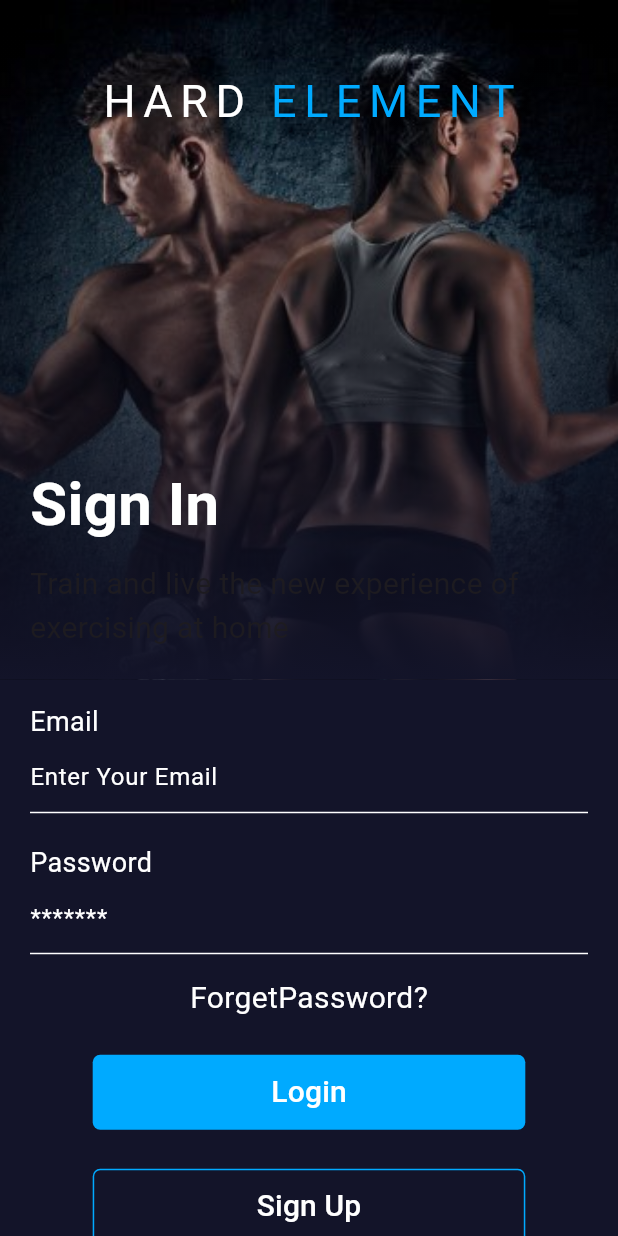
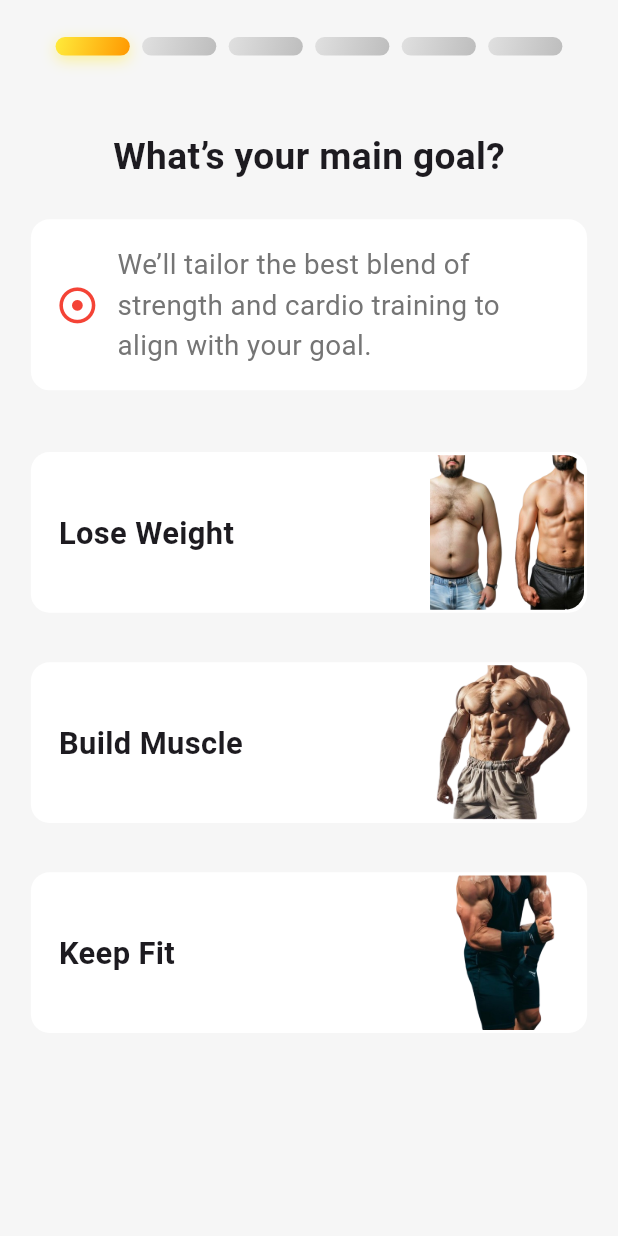
Before and after one commit to samuelmagdy555/Ls-Fitness, a Flutter app: the LoginView screen opened directly, after a tap on "Login", on a phone screen of 412 x 824 dp. Run offline on Flutter 3.47's test engine with Material 3 defaults, Android fonts, the phone set to English and light mode, and no system bars; our stand-ins replace get; Roboto replaces fonts that are missing (Bebas).

Commit message:
//FirstCommit

```diff
--- /dev/null
+++ b/lib/Featrue/goals/View/First_Goal_Screen.dart
@@ -0,0 +1,162 @@
+import 'package:flutter/material.dart';
+import 'package:lsfitness/Featrue/goals/View/Second_goal_Screen.dart';
+import 'package:lsfitness/Featrue/goals/Widgets/View/ProgressIndicator.dart';
+
+
+class MainGoalPage extends StatefulWidget {
+  @override
+  _MainGoalPageState createState() => _MainGoalPageState();
+}
+
+class _MainGoalPageState extends State<MainGoalPage> {
+  String selectedGoal = '';
+
+  @override
+  Widget build(BuildContext context) {
+    var screenWidth = MediaQuery.of(context).size.width;
+    var screenHeight = MediaQuery.of(context).size.height;
+
+    return Scaffold(
+      backgroundColor: Color(0xFFF6F6F6),
+      body: SafeArea(
+        child: Column(
+          children: [
+
+            Padding(
+              padding: EdgeInsets.symmetric(vertical: screenHeight * 0.03),
+              child: ProgressIndicatorWidget(
+                currentStep: 1,
+                totalSteps: 6,
+              ),
+            ),
+            SizedBox(height: screenHeight * 0.03),
+
+
+            Text(
+              "What’s your main goal?",
+              style: TextStyle(
+                fontSize: screenWidth * 0.06,
+                fontWeight: FontWeight.bold,
+              ),
+            ),
+            SizedBox(height: screenHeight * 0.03),
+
+
+            Container(
+              margin: EdgeInsets.symmetric(horizontal: screenWidth * 0.05),
+              padding: EdgeInsets.all(screenWidth * 0.04),
+              decoration: BoxDecoration(
+                color: Colors.white,
+                borderRadius: BorderRadius.circular(screenWidth * 0.03),
+              ),
+              child: Row(
+                children: [
+                  Icon(Icons.adjust, color: Colors.red, size: screenWidth * 0.07),
+                  SizedBox(width: screenWidth * 0.03),
+                  Expanded(
+                    child: Text(
+                      "We’ll tailor the best blend of strength and cardio training to align with your goal.",
+                      style: TextStyle(
+                        color: Colors.grey.shade600,
+                        fontSize: screenWidth * 0.045,
+                      ),
+                    ),
+                  ),
+                ],
+              ),
+            ),
+            SizedBox(height: screenHeight * 0.05),
+
+
+            Expanded(
+              child: ListView(
+                padding: EdgeInsets.symmetric(horizontal: screenWidth * 0.05),
+                children: [
+                  buildGoalOption(
+                    context,
+                    'assets/images/goal1.png',
+                    'Lose Weight',
+                    screenWidth,
+                    screenHeight,
+                  ),
+                  SizedBox(height: screenHeight * 0.04),
+                  buildGoalOption(
+                    context,
+                    'assets/images/goal2.png',
+                    'Build Muscle',
+                    screenWidth,
+                    screenHeight,
+                  ),
+                  SizedBox(height: screenHeight * 0.04),
+                  buildGoalOption(
+                    context,
+                    'assets/images/gaol3.png',
+                    'Keep Fit',
+                    screenWidth,
+                    screenHeight,
+                  ),
+                ],
+              ),
+            ),
+          ],
+        ),
+      ),
+    );
+  }
+
+
+  Widget buildGoalOption(BuildContext context, String imagePath, String title, double screenWidth, double screenHeight) {
+    return GestureDetector(
+      onTap: () {
+        setState(() {
+          selectedGoal = title;
+        });
+
+        Navigator.push(
+          context,
+          MaterialPageRoute(
+            builder: (context) => MotivationSelectionScreen(),
+          ),
+        );
+      },
+      child: Container(
+        decoration: BoxDecoration(
+          color: Colors.white,
+          borderRadius: BorderRadius.circular(screenWidth * 0.03),
+          border: Border.all(
+            color: selectedGoal == title ? Colors.blue : Colors.transparent,
+            width: screenWidth * 0.005,
+          ),
+        ),
+        child: Row(
+          children: [
+            Expanded(
+              child: Padding(
+                padding: EdgeInsets.all(screenWidth * 0.04),
+                child: Text(
+                  title,
+                  style: TextStyle(
+                    fontSize: screenWidth * 0.05,
+                    fontWeight: FontWeight.bold,
+                  ),
+                ),
+              ),
+            ),
+            ClipRRect(
+              borderRadius: BorderRadius.only(
+                topRight: Radius.circular(screenWidth * 0.03),
+                bottomRight: Radius.circular(screenWidth * 0.03),
+              ),
+              child: Image.asset(
+                imagePath,
+                width: screenWidth * 0.25,
+                height: screenWidth * 0.25,
+                fit: BoxFit.cover,
+              ),
+            ),
+          ],
+        ),
+      ),
+    );
+  }
+}
--- /dev/null
+++ b/lib/Featrue/goals/Widgets/View/ProgressIndicator.dart
@@ -0,0 +1,69 @@
+import 'package:flutter/material.dart';
+
+class ProgressIndicatorWidget extends StatefulWidget {
+  final int currentStep;
+  final int totalSteps;
+
+  ProgressIndicatorWidget({required this.currentStep, required this.totalSteps});
+
+  @override
+  State<ProgressIndicatorWidget> createState() => _ProgressIndicatorWidgetState();
+}
+
+class _ProgressIndicatorWidgetState extends State<ProgressIndicatorWidget> with SingleTickerProviderStateMixin {
+  late AnimationController _controller;
+
+  @override
+  void initState() {
+    super.initState();
+    _controller = AnimationController(vsync: this, duration: Duration(milliseconds: 300));
+  }
+
+  @override
+  void dispose() {
+    _controller.dispose();
+    super.dispose();
+  }
+
+  @override
+  Widget build(BuildContext context) {
+    var screenWidth = MediaQuery.of(context).size.width;
+    var screenHeight = MediaQuery.of(context).size.height;
+
+    return Row(
+      mainAxisAlignment: MainAxisAlignment.center,
+      children: List.generate(widget.totalSteps, (index) {
+        return Padding(
+          padding: EdgeInsets.symmetric(horizontal: screenWidth * 0.01),
+          child: AnimatedContainer(
+            duration: Duration(milliseconds: 300),
+            width: screenWidth * 0.12,
+            height: screenHeight * 0.015,
+            decoration: BoxDecoration(
+              borderRadius: BorderRadius.circular(10),
+              gradient: index < widget.currentStep
+                  ? LinearGradient(
+                colors: [Colors.yellow, Colors.orange],
+                begin: Alignment.topLeft,
+                end: Alignment.bottomRight,
+              )
+                  : LinearGradient(
+                colors: [Colors.grey.shade300, Colors.grey.shade400],
+                begin: Alignment.topLeft,
+                end: Alignment.bottomRight,
+              ),
+              boxShadow: [
+                if (index < widget.currentStep)
+                  BoxShadow(
+                    color: Colors.yellow.withOpacity(0.5),
+                    blurRadius: 8,
+                    offset: Offset(0, 3),
+                  ),
+              ],
+            ),
+          ),
+        );
+      }),
+    );
+  }
+}
--- a/lib/Featrue/login/view/Screens/login_screen.dart
+++ b/lib/Featrue/login/view/Screens/login_screen.dart
@@ -1,5 +1,6 @@
 import 'package:flutter/material.dart';
 import 'package:get/get.dart';
+import 'package:lsfitness/Featrue/goals/View/First_Goal_Screen.dart';
 import '../../../onboarding/View/Widget/colors.dart';
 
 class LoginView extends StatefulWidget {
@@ -103,7 +104,7 @@ class _LoginViewState extends State<LoginView> {
             text: "Login",
             backgroundColor: kFirstColor,
             onPressed: () {
-              // Get.to(() => LoginPage());
+              Get.to(() => MainGoalPage());
             },
           ),
           const SizedBox(height: 10),
```
Also changed, not shown: lib/Featrue/goals/View/Second_goal_Screen.dart (added, +180 -0 lines), assets/images/gaol3.png (added), assets/images/goal1.png (added), assets/images/goal2.png (added).
